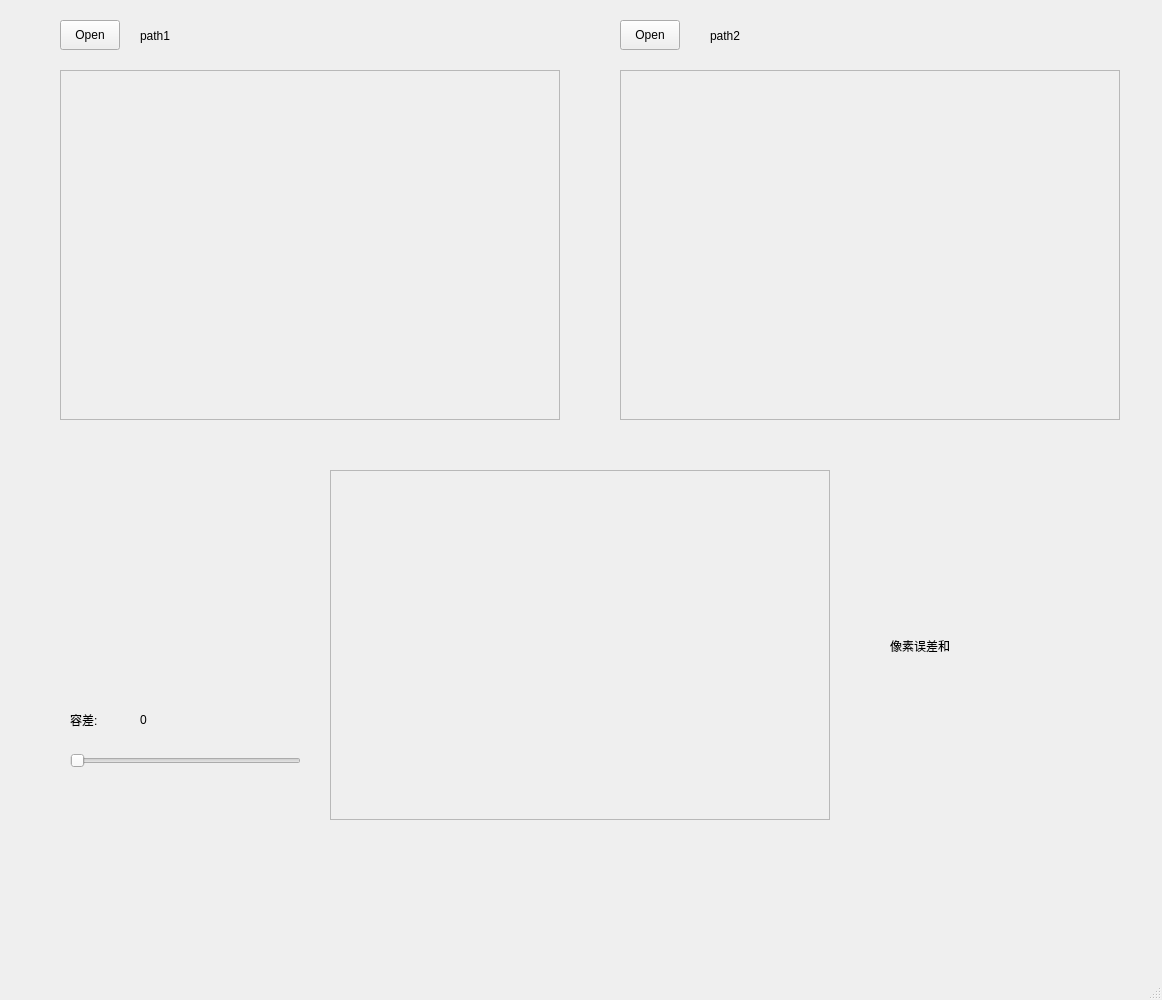
First picture: the form in mainwindow.ui, repository zchrissirhcz/KantuCompare, before the edit.
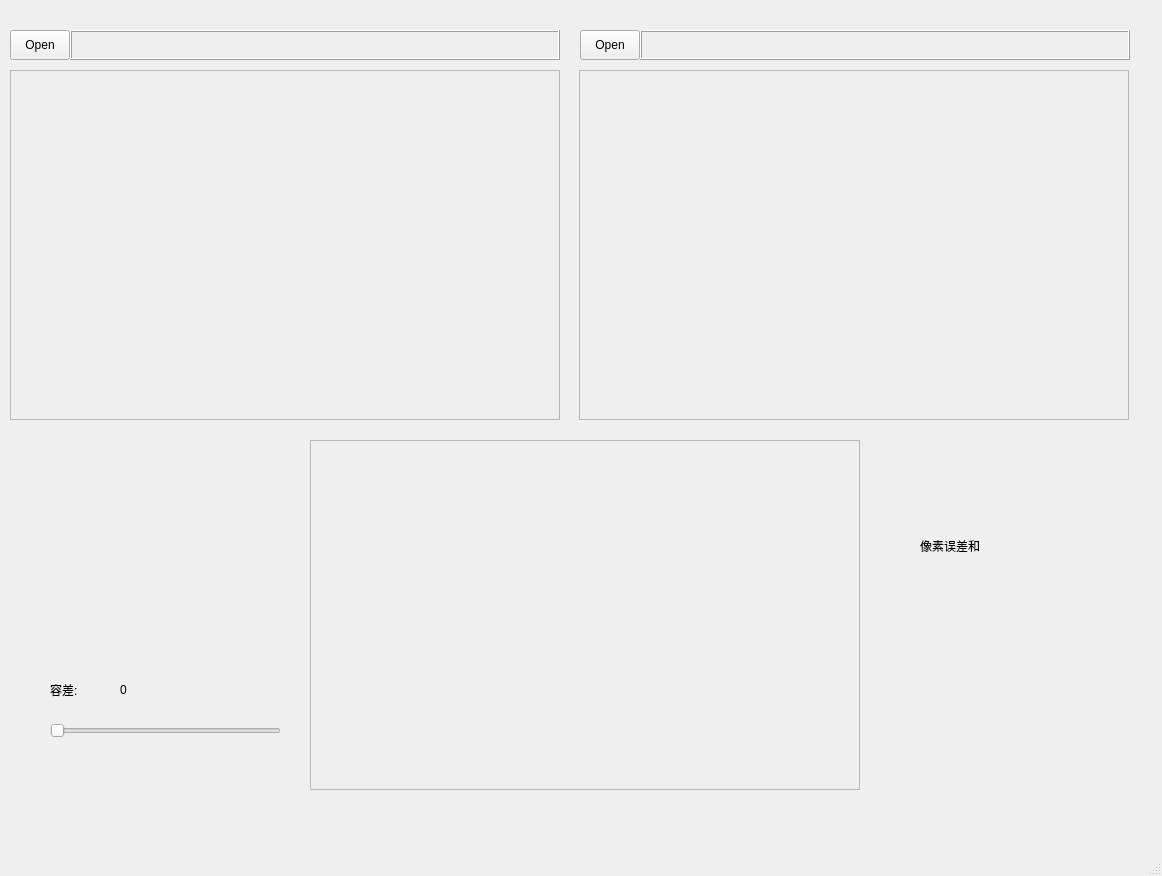
Second picture: the form after the edit.

Commit message: adjust UI: enlarge image region, path label add frames

Diff of the .ui file:
```diff
--- a/mainwindow.ui
+++ b/mainwindow.ui
@@ -7,7 +7,7 @@
     <x>0</x>
     <y>0</y>
     <width>1162</width>
-    <height>1000</height>
+    <height>876</height>
    </rect>
   </property>
   <property name="windowTitle">
@@ -17,8 +17,8 @@
    <widget class="QPushButton" name="OpenImageLeft">
     <property name="geometry">
      <rect>
-      <x>60</x>
-      <y>20</y>
+      <x>10</x>
+      <y>30</y>
       <width>60</width>
       <height>30</height>
      </rect>
@@ -30,35 +30,47 @@
    <widget class="QLabel" name="pathLeft">
     <property name="geometry">
      <rect>
-      <x>140</x>
-      <y>20</y>
-      <width>431</width>
-      <height>31</height>
+      <x>70</x>
+      <y>30</y>
+      <width>490</width>
+      <height>30</height>
      </rect>
     </property>
+    <property name="frameShape">
+     <enum>QFrame::Box</enum>
+    </property>
+    <property name="frameShadow">
+     <enum>QFrame::Raised</enum>
+    </property>
     <property name="text">
-     <string>path1</string>
+     <string/>
     </property>
    </widget>
    <widget class="QLabel" name="pathRight">
     <property name="geometry">
      <rect>
-      <x>710</x>
-      <y>20</y>
-      <width>401</width>
-      <height>31</height>
+      <x>640</x>
+      <y>30</y>
+      <width>490</width>
+      <height>30</height>
      </rect>
     </property>
+    <property name="frameShape">
+     <enum>QFrame::Box</enum>
+    </property>
+    <property name="frameShadow">
+     <enum>QFrame::Raised</enum>
+    </property>
     <property name="text">
-     <string>path2</string>
+     <string/>
     </property>
    </widget>
    <widget class="QScrollArea" name="scrollAreaLeft">
     <property name="geometry">
      <rect>
-      <x>60</x>
+      <x>10</x>
       <y>70</y>
-      <width>500</width>
+      <width>550</width>
       <height>350</height>
      </rect>
     </property>
@@ -70,7 +82,7 @@
       <rect>
        <x>0</x>
        <y>0</y>
-       <width>498</width>
+       <width>548</width>
        <height>348</height>
       </rect>
      </property>
@@ -79,9 +91,9 @@
    <widget class="QScrollArea" name="scrollAreaRight">
     <property name="geometry">
      <rect>
-      <x>620</x>
+      <x>579</x>
       <y>70</y>
-      <width>500</width>
+      <width>550</width>
       <height>350</height>
      </rect>
     </property>
@@ -93,7 +105,7 @@
       <rect>
        <x>0</x>
        <y>0</y>
-       <width>498</width>
+       <width>548</width>
        <height>348</height>
       </rect>
      </property>
@@ -102,8 +114,8 @@
    <widget class="QPushButton" name="OpenImageRight">
     <property name="geometry">
      <rect>
-      <x>620</x>
-      <y>20</y>
+      <x>580</x>
+      <y>30</y>
       <width>60</width>
       <height>30</height>
      </rect>
@@ -115,9 +127,9 @@
    <widget class="QScrollArea" name="scrollAreaCompareResult">
     <property name="geometry">
      <rect>
-      <x>330</x>
-      <y>470</y>
-      <width>500</width>
+      <x>310</x>
+      <y>440</y>
+      <width>550</width>
       <height>350</height>
      </rect>
     </property>
@@ -129,7 +141,7 @@
       <rect>
        <x>0</x>
        <y>0</y>
-       <width>498</width>
+       <width>548</width>
        <height>348</height>
       </rect>
      </property>
@@ -138,8 +150,8 @@
    <widget class="QLabel" name="pixelDiff">
     <property name="geometry">
      <rect>
-      <x>890</x>
-      <y>590</y>
+      <x>920</x>
+      <y>490</y>
       <width>201</width>
       <height>111</height>
      </rect>
@@ -151,8 +163,8 @@
    <widget class="QSlider" name="toleranceSlider">
     <property name="geometry">
      <rect>
-      <x>70</x>
-      <y>750</y>
+      <x>50</x>
+      <y>720</y>
       <width>231</width>
       <height>22</height>
      </rect>
@@ -164,8 +176,8 @@
    <widget class="QLabel" name="toleranceLabel">
     <property name="geometry">
      <rect>
-      <x>140</x>
-      <y>700</y>
+      <x>120</x>
+      <y>670</y>
       <width>40</width>
       <height>40</height>
      </rect>
@@ -177,8 +189,8 @@
    <widget class="QLabel" name="label">
     <property name="geometry">
      <rect>
-      <x>70</x>
-      <y>700</y>
+      <x>50</x>
+      <y>670</y>
       <width>40</width>
       <height>40</height>
      </rect>
```
Left out of the diff: 2 changed lines with no effect on the pictures.
